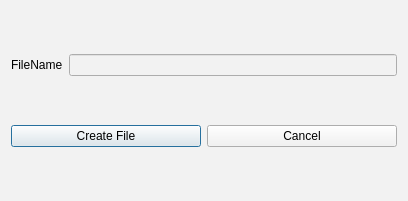
The window that src/client/newFileDialog.ui (franco-ruggeri/write-together) describes before a commit, drawn with Qt 5.
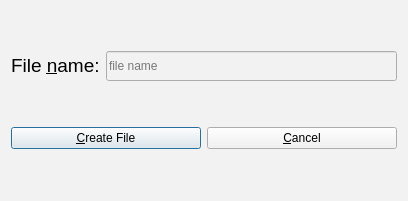
The same window after the commit. Icons and pictures are not drawn.

Commit message: dialog completed, minor fixes to UI

Diff of the .ui file:
```diff
--- a/src/client/newFileDialog.ui
+++ b/src/client/newFileDialog.ui
@@ -21,13 +21,34 @@
     <layout class="QHBoxLayout" name="horizontalLayout">
      <item>
       <widget class="QLabel" name="newfile_filename_label">
+       <property name="styleSheet">
+        <string notr="true">font-size: 18pt;
+padding: 0.5em;
+</string>
+       </property>
        <property name="text">
-        <string>FileName</string>
+        <string>&lt;html&gt;&lt;head/&gt;&lt;body&gt;&lt;p&gt;&lt;span style=&quot; font-size:14pt;&quot;&gt;File &lt;/span&gt;&lt;span style=&quot; font-size:14pt; text-decoration: underline;&quot;&gt;n&lt;/span&gt;&lt;span style=&quot; font-size:14pt;&quot;&gt;ame:&lt;/span&gt;&lt;/p&gt;&lt;/body&gt;&lt;/html&gt;</string>
        </property>
       </widget>
      </item>
      <item>
-      <widget class="QLineEdit" name="newfile_filename_lineEdit"/>
+      <widget class="QLineEdit" name="newfile_filename_lineEdit">
+       <property name="minimumSize">
+        <size>
+         <width>0</width>
+         <height>30</height>
+        </size>
+       </property>
+       <property name="maximumSize">
+        <size>
+         <width>16777215</width>
+         <height>30</height>
+        </size>
+       </property>
+       <property name="placeholderText">
+        <string>file name</string>
+       </property>
+      </widget>
      </item>
     </layout>
    </item>
@@ -36,14 +57,14 @@
      <item>
       <widget class="QPushButton" name="newfile_create_pushButton">
        <property name="text">
-        <string>Create File</string>
+        <string>&amp;Create File</string>
        </property>
       </widget>
      </item>
      <item>
       <widget class="QPushButton" name="newfile_cancel_pushButton">
        <property name="text">
-        <string>Cancel</string>
+        <string>&amp;Cancel</string>
        </property>
       </widget>
      </item>
```
Left out of the diff: 16 changed lines with no effect on the pictures. The commit also changes 7 other files.
